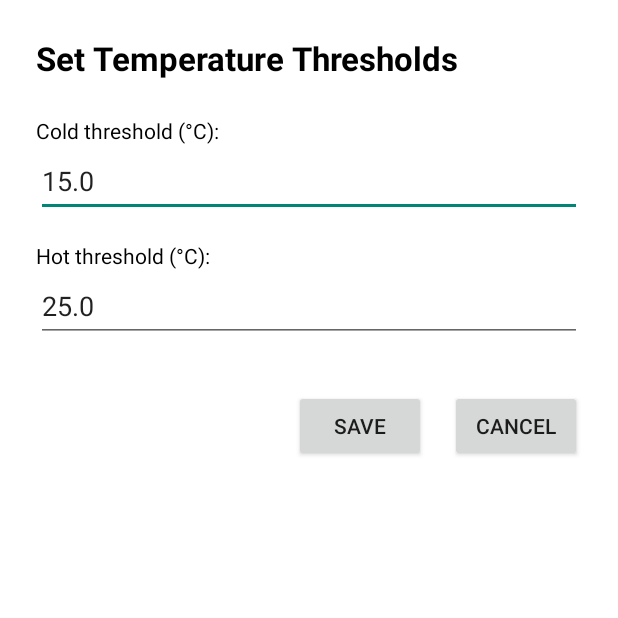
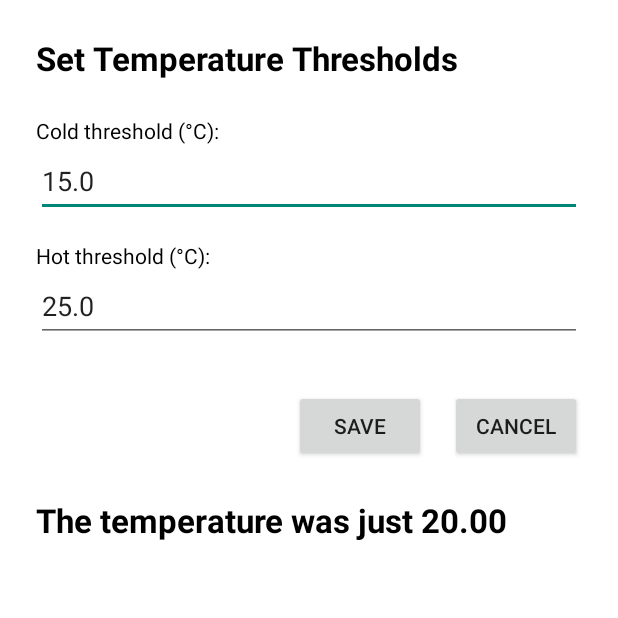
Before and after one commit to raulm-bzz/ThermoColor, an Android app built with Jetpack Compose: the screen it shows after launch (SettingsActivity), after a tap on "SETTINGS", on a phone screen of 412 x 824 dp, the top half of it. Run offline under Robolectric (Android 15) with nearby library versions, the phone set to English and light mode, and no system bars.

Commit message:
Criteria for inter-Activity Communication fulfilled via "The temperature was just ...C" on SettingsActivity

```diff
--- a/app/src/main/java/com/example/thermocolor/MainActivity.kt
+++ b/app/src/main/java/com/example/thermocolor/MainActivity.kt
@@ -31,19 +31,14 @@ class MainActivity : ComponentActivity(), SensorEventListener  {
         super.onCreate(savedInstanceState)
         enableEdgeToEdge()
         setContentView(R.layout.activity_main)
+        val prefs = getSharedPreferences(SettingsActivity.PREFS_NAME, Context.MODE_PRIVATE)
 
-
-        //val prefs = getSharedPreferences(PREFS_KEY, Context.MODE_PRIVATE)
-
-
-
-        //initialising the modules from the site, now editable etc.
+        //Initialising the modules from the site, now editable etc.
         temperatureText = findViewById(R.id.temperatureText)
         settingsButton = findViewById(R.id.settingsButton)
 
-        //initialising sensor manager
+        //Initialising Sensor Manager and Temperature Sensor
         sensorManager = getSystemService(Context.SENSOR_SERVICE) as SensorManager
-        //temperature sensor initialising
         temperatureSensor = sensorManager.getDefaultSensor(Sensor.TYPE_AMBIENT_TEMPERATURE)
 
         if (temperatureSensor == null) {
@@ -52,6 +47,7 @@ class MainActivity : ComponentActivity(), SensorEventListener  {
 
         settingsButton.setOnClickListener {
             val intent = Intent(this, SettingsActivity::class.java)
+            intent.putExtra("givenTemp", prefs.getFloat(SettingsActivity.KEY_TEMP, 20f))            //Send Current Temperature with intent
             startActivity(intent)
         }
 
@@ -65,17 +61,24 @@ class MainActivity : ComponentActivity(), SensorEventListener  {
     }
 
     fun changeBackground(){
+        //Background element
+        rootLayout = findViewById(R.id.rootLayout)
+
+        //Get prefs from local
         val prefs = getSharedPreferences(SettingsActivity.PREFS_NAME, Context.MODE_PRIVATE)
         val temperature = prefs.getFloat(SettingsActivity.KEY_TEMP, 1f)
         val hotLimit = prefs.getFloat(SettingsActivity.KEY_HOT, 25f)
         val coldLimit = prefs.getFloat(SettingsActivity.KEY_COLD, 15f)
+
+        //Logic to determine which of the 12 Colors is appropriate
         val normalized = (temperature - coldLimit) / (hotLimit - coldLimit)
 
+        //12 Different Backgroundcolors resembling temperature
         val temperatureColors = listOf(
-            "#440e09", "#440e09", "#4a1c00", "#4b2c00", "#473b00", "#3d4a12", "#2f5830", "#1e634c", "#156c68",
-            "#267281", "#427796", "#5f7aa5"
+            "#440e09", "#440e09", "#4a1c00", "#4b2c00", "#473b00", "#3d4a12", "#2f5830", "#1e634c",
+            "#156c68", "#267281", "#427796", "#5f7aa5"
         )
-        rootLayout = findViewById(R.id.rootLayout)
+
 
         if (temperature <= coldLimit) {
             rootLayout.setBackgroundColor(Color.parseColor(temperatureColors.last()))
@@ -85,12 +88,15 @@ class MainActivity : ComponentActivity(), SensorEventListener  {
             rootLayout.setBackgroundColor(Color.parseColor(temperatureColors.first()))
             return
         }
+        else {
+            val index = ((1 - normalized) * (12)).toInt()  //1 minus normalised inverts to match color order
+            rootLayout.setBackgroundColor(Color.parseColor(temperatureColors[index]))
+        }
 
-        val index = ((1 - normalized) * (12)).toInt()  // 1-normalized inverts to match color order
-        rootLayout.setBackgroundColor(Color.parseColor(temperatureColors[index]))
 
     }
 
+    //While on SettingsActivity or exited
     override fun onPause() {
         super.onPause()
         sensorManager.unregisterListener(this)
@@ -98,16 +104,19 @@ class MainActivity : ComponentActivity(), SensorEventListener  {
 
     override fun onSensorChanged(event: SensorEvent?) {
         event?.let {
+            //Select the correct Sensor
             if (it.sensor.type == Sensor.TYPE_AMBIENT_TEMPERATURE) {
                 val temperature = it.values[0]
                 temperatureText.text = "${"%.1f".format(temperature)} °C"
+
                 //save temperature in local
                 val sharedPref = getSharedPreferences(SettingsActivity.PREFS_NAME, Context.MODE_PRIVATE)
                 with(sharedPref.edit()) {
                     putFloat(SettingsActivity.KEY_TEMP, temperature)
                     apply()
                 }
-                //onResume()
+
+                //Execute Background change
                 changeBackground()
             }
         }
@@ -120,13 +129,9 @@ class MainActivity : ComponentActivity(), SensorEventListener  {
 
     override fun onSaveInstanceState(outState: Bundle) {
         super.onSaveInstanceState(outState)
-        //outState.putString("weight_input", weightInput.text.toString())
-        //outState.putString("height_input", heightInput.text.toString())
     }
 
     override fun onRestoreInstanceState(savedInstanceState: Bundle) {
         super.onRestoreInstanceState(savedInstanceState)
-        //weightInput.setText(savedInstanceState.getString("weight_input", ""))
-        //heightInput.setText(savedInstanceState.getString("height_input", ""))
     }
     }
--- a/app/src/main/java/com/example/thermocolor/SettingsActivity.kt
+++ b/app/src/main/java/com/example/thermocolor/SettingsActivity.kt
@@ -6,6 +6,7 @@ import android.content.Intent
 import android.os.Bundle
 import android.widget.Button
 import android.widget.EditText
+import android.widget.TextView
 import androidx.appcompat.app.AppCompatActivity
 
 class SettingsActivity : AppCompatActivity() {
@@ -14,6 +15,7 @@ class SettingsActivity : AppCompatActivity() {
     private lateinit var editHotThreshold: EditText
     private lateinit var saveButton: Button
     private lateinit var cancelButton: Button
+    private lateinit var givenTempText: TextView
 
     companion object {
         const val PREFS_NAME = "thermoPrefs"
@@ -31,6 +33,7 @@ class SettingsActivity : AppCompatActivity() {
         editHotThreshold = findViewById(R.id.editHotThreshold)
         saveButton = findViewById(R.id.saveButton)
         cancelButton = findViewById(R.id.cancelButton)
+        givenTempText = findViewById(R.id.givenTempText)
 
         // Lade vorhandene Werte
         val prefs = getSharedPreferences(PREFS_NAME, Context.MODE_PRIVATE)
@@ -39,6 +42,9 @@ class SettingsActivity : AppCompatActivity() {
 
         editColdThreshold.setText(cold.toString())
         editHotThreshold.setText(hot.toString())
+
+        val givenTemp = intent.getFloatExtra("givenTemp", 20f)
+        givenTempText.text = "The temperature was just %.2f".format(givenTemp)                      //Receive Communication from MainActivity
 
         saveButton.setOnClickListener {
             val coldValue = editColdThreshold.text.toString().toFloatOrNull()
@@ -51,7 +57,6 @@ class SettingsActivity : AppCompatActivity() {
                     .putFloat(KEY_HOT, hotValue)
                     .apply()
 
-                // Ergebnis an MainActivity zurückgeben (optional)
                 val resultIntent = Intent()
                 setResult(Activity.RESULT_OK, resultIntent)
                 finish()
--- a/app/src/main/res/layout/activity_settings.xml
+++ b/app/src/main/res/layout/activity_settings.xml
@@ -64,5 +64,14 @@
             android:text="Cancel"
             android:layout_marginStart="16dp" />
     </LinearLayout>
+    <TextView
+        android:id="@+id/givenTempText"
+        android:layout_width="wrap_content"
+        android:layout_height="wrap_content"
+        android:text="The temperature was just: "
+        android:textSize="22sp"
+        android:layout_marginTop="24dp"
+        android:textStyle="bold"
+        android:textColor="@android:color/black" />
 
 </LinearLayout>
```
